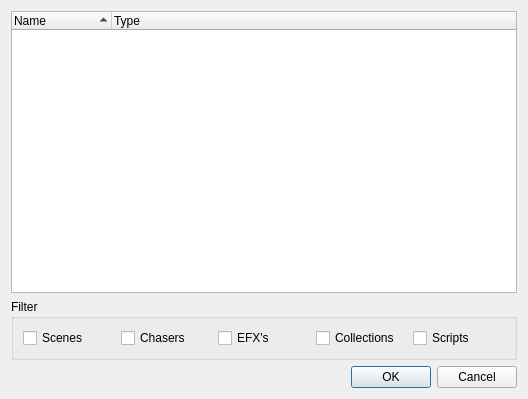
Above: trunk/ui/src/functionselection.ui from Bondzio/qlc before the change. Below: the same form after it.
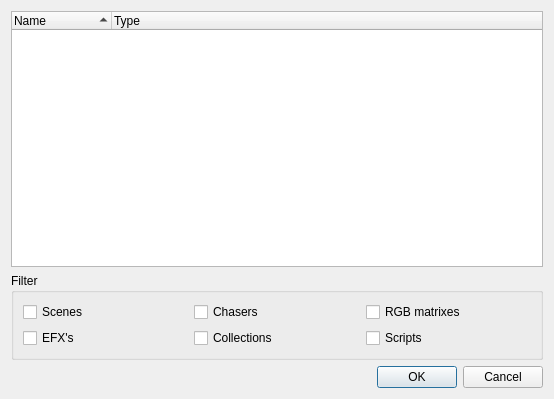
That is the form after the change.

Commit message: Support RGB matrixes in function selection dialog

```diff
--- a/trunk/ui/src/functionselection.ui
+++ b/trunk/ui/src/functionselection.ui
@@ -6,14 +6,14 @@
    <rect>
     <x>0</x>
     <y>0</y>
-    <width>528</width>
+    <width>554</width>
     <height>399</height>
    </rect>
   </property>
   <property name="windowTitle">
    <string>Select Function</string>
   </property>
-  <layout class="QVBoxLayout">
+  <layout class="QVBoxLayout" name="verticalLayout">
    <item>
     <widget class="QTreeWidget" name="m_tree">
      <property name="alternatingRowColors">
@@ -48,36 +48,46 @@
      <property name="title">
       <string>Filter</string>
      </property>
-     <layout class="QHBoxLayout" name="horizontalLayout">
-      <item>
+     <layout class="QGridLayout" name="gridLayout">
+      <item row="0" column="0">
        <widget class="QCheckBox" name="m_sceneCheck">
         <property name="text">
          <string>Scenes</string>
         </property>
        </widget>
       </item>
-      <item>
+      <item row="0" column="1">
        <widget class="QCheckBox" name="m_chaserCheck">
         <property name="text">
          <string>Chasers</string>
         </property>
        </widget>
       </item>
-      <item>
+      <item row="0" column="2">
+       <widget class="QCheckBox" name="m_rgbMatrixCheck">
+        <property name="toolTip">
+         <string>Display RGB Matrixes in the list</string>
+        </property>
+        <property name="text">
+         <string>RGB matrixes</string>
+        </property>
+       </widget>
+      </item>
+      <item row="1" column="0">
        <widget class="QCheckBox" name="m_efxCheck">
         <property name="text">
          <string>EFX's</string>
         </property>
        </widget>
       </item>
-      <item>
+      <item row="1" column="1">
        <widget class="QCheckBox" name="m_collectionCheck">
         <property name="text">
          <string>Collections</string>
         </property>
        </widget>
       </item>
-      <item>
+      <item row="1" column="2">
        <widget class="QCheckBox" name="m_scriptCheck">
         <property name="text">
          <string>Scripts</string>
```
Left out of the diff: 15 changed lines with no effect on the pictures. The commit also changes 2 other files.
